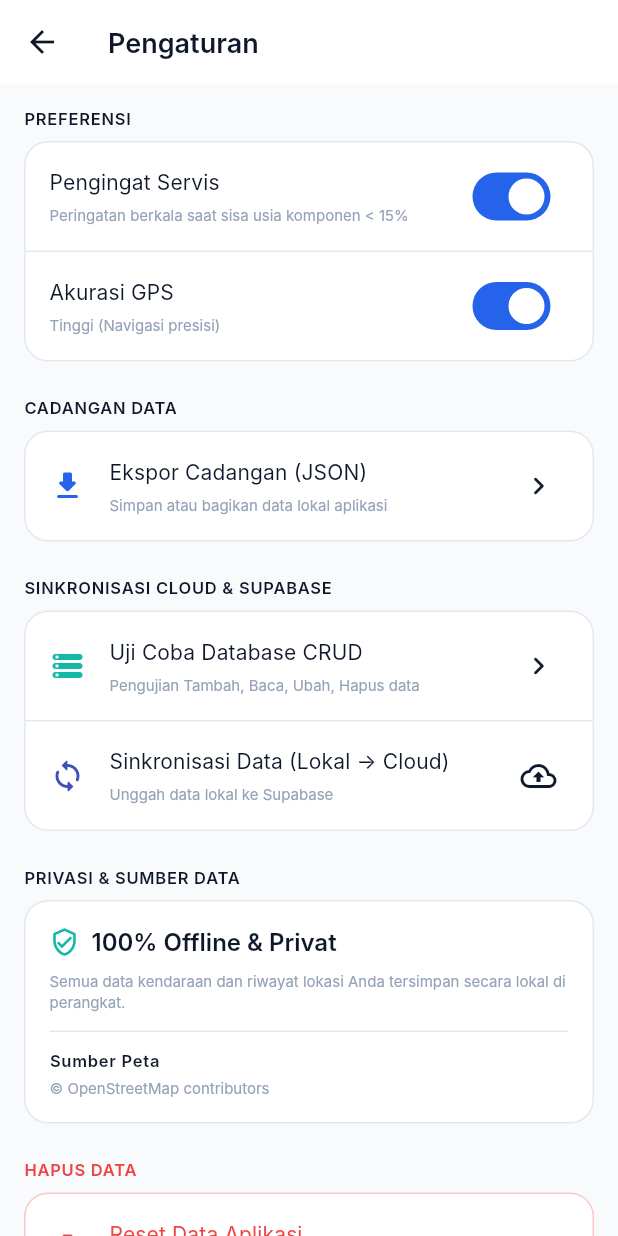
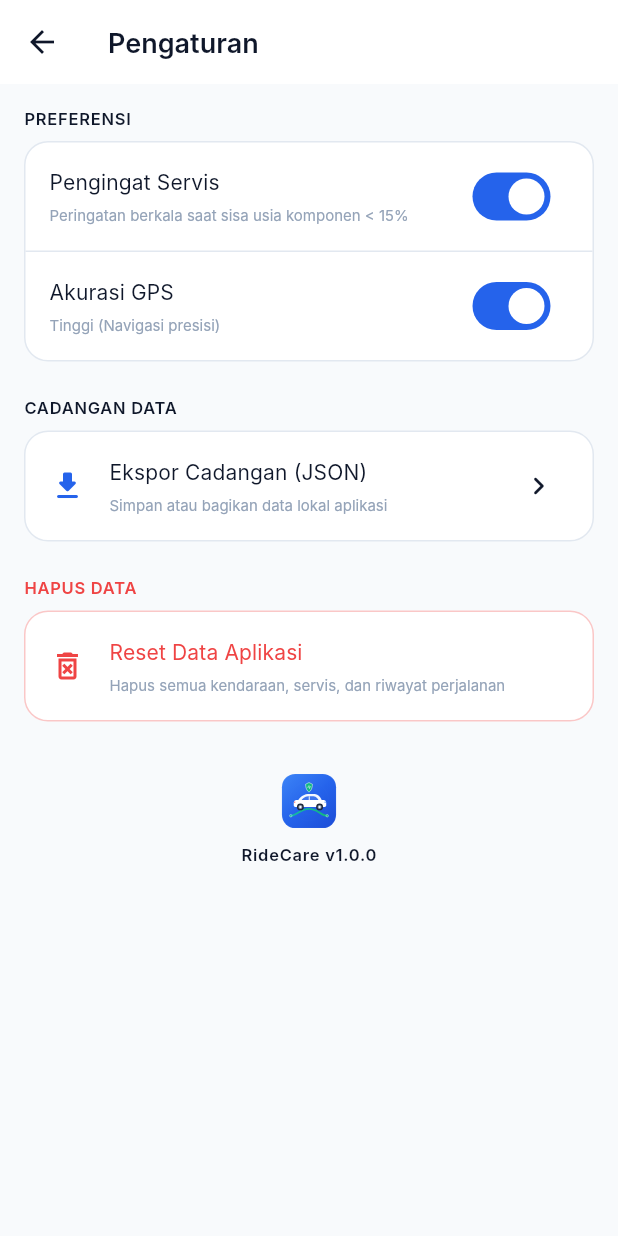
Before and after one commit to laomanda/deteksi-kendaraan, a Flutter app: the SettingsScreen screen opened directly, on a phone screen of 412 x 824 dp. Run offline on Flutter 3.47's test engine with Material 3 defaults, Android fonts, the phone set to English and light mode, and no system bars; our stand-ins replace flutter_dotenv, flutter_local_notifications, flutter_map, flutter_riverpod, flutter_svg, geolocator and 8 more; accounts and stored records are empty; Roboto replaces fonts that are missing (Inter).

Commit message:
refactor(settings): remove cloud sync and privacy/source sections

```diff
--- a/lib/features/settings/presentation/screens/settings_screen.dart
+++ b/lib/features/settings/presentation/screens/settings_screen.dart
@@ -8,8 +8,6 @@ import '../../../../core/database/hive_registrar.dart';
 import '../../../../shared/services/backup_service.dart';
 import '../../../garage/presentation/controllers/active_vehicle_controller.dart';
 import '../../../onboarding/presentation/screens/onboarding_screen.dart';
-import '../../../shared/presentation/screens/ridecare_database_test_page.dart';
-import '../../../../core/sync/sync_manager.dart';
 
 /// Layar 5: Settings Screen (DSS Section 9.5 & PRD Section 6)
 class SettingsScreen extends ConsumerStatefulWidget {
@@ -195,92 +193,7 @@ class _SettingsScreenState extends ConsumerState<SettingsScreen> {
             ),
             const SizedBox(height: AppSpacing.space24),
 
-            // Section: Supabase & Cloud Sync
-            Text('SINKRONISASI CLOUD & SUPABASE', style: AppTypography.captionBadge),
-            const SizedBox(height: AppSpacing.space8),
-            Container(
-              decoration: BoxDecoration(
-                color: AppColors.surfaceWhite,
-                borderRadius: AppSpacing.cardBorderRadius,
-                border: AppSpacing.cardBorder,
-              ),
-              child: Column(
-                children: [
-                  ListTile(
-                    leading: const Icon(Icons.storage_rounded, color: AppColors.secondaryTeal),
-                    title: Text('Uji Coba Database CRUD', style: AppTypography.bodyMedium),
-                    subtitle: Text('Pengujian Tambah, Baca, Ubah, Hapus data', style: AppTypography.captionSubtle),
-                    trailing: const Icon(Icons.chevron_right_rounded),
-                    onTap: () {
-                      Navigator.push(
-                        context,
-                        MaterialPageRoute(builder: (_) => const RideCareDatabaseTestPage()),
-                      );
-                    },
-                  ),
-                  const Divider(height: 1),
-                  ListTile(
-                    leading: const Icon(Icons.sync_rounded, color: Colors.indigo),
-                    title: Text('Sinkronisasi Data (Lokal -> Cloud)', style: AppTypography.bodyMedium),
-                    subtitle: Text('Unggah data lokal ke Supabase', style: AppTypography.captionSubtle),
-                    trailing: const Icon(Icons.cloud_upload_outlined),
-                    onTap: () async {
-                      ScaffoldMessenger.of(context).showSnackBar(
-                        const SnackBar(content: Text('Memulai sinkronisasi ke Supabase...')),
-                      );
-                      final result = await SyncManager().uploadPendingChanges();
-                      if (context.mounted) {
-                        ScaffoldMessenger.of(context).showSnackBar(
-                          SnackBar(content: Text(result.message)),
-                        );
-                      }
-                    },
-                  ),
-                ],
-              ),
-            ),
-            const SizedBox(height: AppSpacing.space24),
-
-            // Section 3: Privasi & Lisensi
-            Text('PRIVASI & SUMBER DATA', style: AppTypography.captionBadge),
-            const SizedBox(height: AppSpacing.space8),
-            Container(
-              padding: const EdgeInsets.all(AppSpacing.space16),
-              decoration: BoxDecoration(
-                color: AppColors.surfaceWhite,
-                borderRadius: AppSpacing.cardBorderRadius,
-                border: AppSpacing.cardBorder,
-              ),
-              child: Column(
-                crossAxisAlignment: CrossAxisAlignment.start,
-                children: [
-                  Row(
-                    children: [
-                      const Icon(Icons.verified_user_outlined, color: AppColors.secondaryTeal, size: 20),
-                      const SizedBox(width: AppSpacing.space8),
-                      Text('100% Offline & Privat', style: AppTypography.heading3),
-                    ],
-                  ),
-                  const SizedBox(height: AppSpacing.space8),
-                  Text(
-                    'Semua data kendaraan dan riwayat lokasi Anda tersimpan secara lokal di perangkat.',
-                    style: AppTypography.captionSubtle.copyWith(height: 1.4),
-                  ),
-                  const SizedBox(height: AppSpacing.space12),
-                  const Divider(),
-                  const SizedBox(height: AppSpacing.space12),
-                  Text('Sumber Peta', style: AppTypography.captionBadge),
-                  const SizedBox(height: 4),
-                  Text(
-                    '© OpenStreetMap contributors',
-                    style: AppTypography.captionSubtle,
-                  ),
-                ],
-              ),
-            ),
-            const SizedBox(height: AppSpacing.space24),
-
-            // Section 4: Factory Reset
+            // Section: Factory Reset
             Text('HAPUS DATA', style: AppTypography.captionBadge.copyWith(color: AppColors.healthCritical)),
             const SizedBox(height: AppSpacing.space8),
             Container(
```
